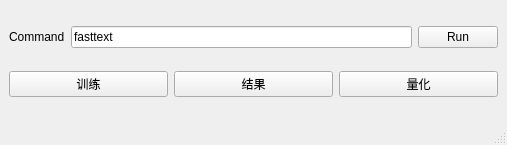
iwxyi/FastText-GUI, file mainwindow.ui: the form before one commit.
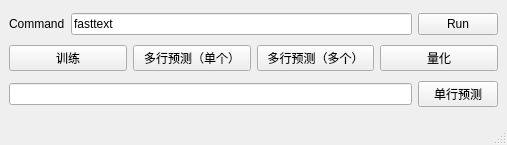
The form after the commit.

Commit message: 添加多种形式的预测

Patch:
```diff
--- a/mainwindow.ui
+++ b/mainwindow.ui
@@ -49,10 +49,17 @@
         </property>
        </widget>
       </item>
+      <item>
+       <widget class="QPushButton" name="pushButton_6">
+        <property name="text">
+         <string>多行预测（单个）</string>
+        </property>
+       </widget>
+      </item>
       <item>
        <widget class="QPushButton" name="pushButton_3">
         <property name="text">
-         <string>结果</string>
+         <string>多行预测（多个）</string>
         </property>
        </widget>
       </item>
@@ -65,6 +72,20 @@
       </item>
      </layout>
     </item>
+    <item>
+     <layout class="QHBoxLayout" name="horizontalLayout_3">
+      <item>
+       <widget class="QLineEdit" name="lineEdit_2"/>
+      </item>
+      <item>
+       <widget class="QPushButton" name="pushButton_5">
+        <property name="text">
+         <string>单行预测</string>
+        </property>
+       </widget>
+      </item>
+     </layout>
+    </item>
    </layout>
   </widget>
   <widget class="QMenuBar" name="menubar">
```
The commit also changes 4 other files.
